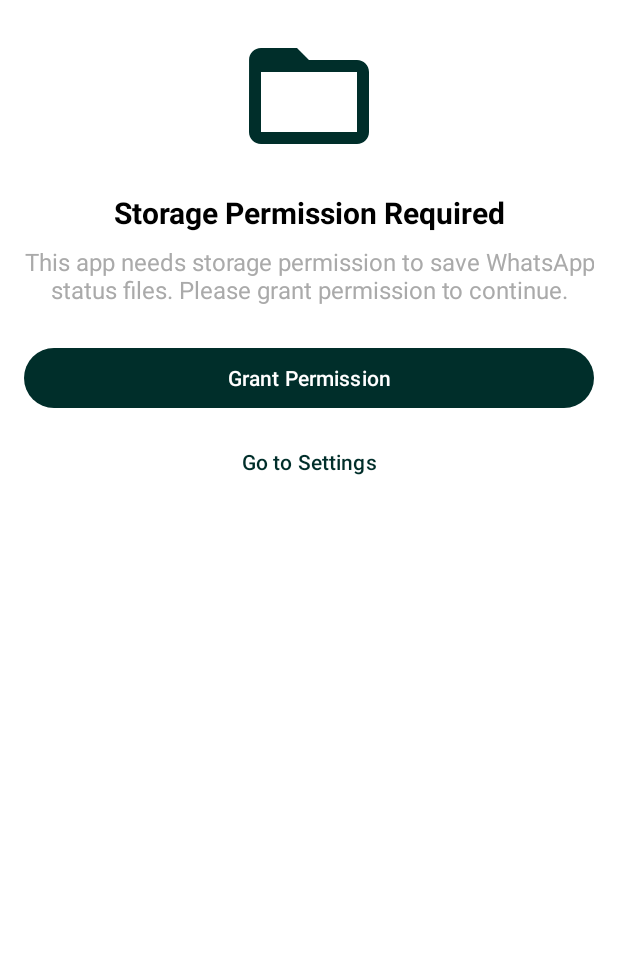
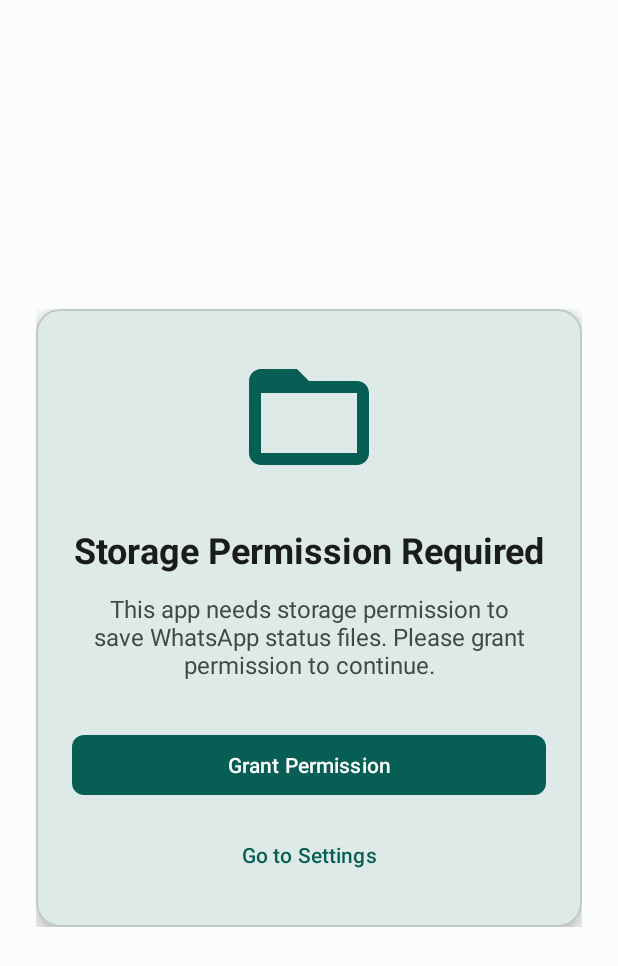
Before and after one commit to NKG-S/Save-Status, an Android app: the screen it shows after launch (MainActivity), on a phone screen of 412 x 824 dp. Shown: the top 966 px of the screen. Run offline under Robolectric (Android 15) with nearby library versions, the phone set to English and light mode, and no system bars; our stand-ins replace navigation-ui; pictures from the network do not load; 1 statement that could not run was skipped.

Commit message:
update some uis

```diff
--- a/app/src/main/res/color/bottom_nav_item_color.xml
+++ b/app/src/main/res/color/bottom_nav_item_color.xml
@@ -1,7 +1,7 @@
 <?xml version="1.0" encoding="utf-8"?>
 <selector xmlns:android="http://schemas.android.com/apk/res/android">
-    <!-- Selected state: uses primary color -->
     <item android:state_checked="true" android:color="?attr/colorPrimary" />
-    <!-- Default state: uses a muted color -->
     <item android:color="?attr/colorOnSurfaceVariant" />
-</selector>
+    <item android:color="@color/bottom_nav_selected" android:state_checked="true"/>
+    <item android:color="@color/bottom_nav_unselected" android:state_checked="false"/>
+    </selector>
--- a/app/src/main/res/drawable/ic_status.xml
+++ b/app/src/main/res/drawable/ic_status.xml
@@ -1,9 +1,5 @@
-<vector xmlns:android="http://schemas.android.com/apk/res/android"
-    android:width="192dp"
-    android:height="192dp"
-    android:viewportWidth="24"
-    android:viewportHeight="24">
-  <path
-      android:fillColor="#FF000000"
-      android:pathData="M12,2.1L1,12L4,12L4,21L11,21L11,15L13,15L13,21L20,21L20,12L23,12L12,2.1zM12,4.791L18,10.191L18,11L18,19L15,19L15,13L9,13L9,19L6,19L6,10.191L12,4.791z"/>
+<vector xmlns:android="http://schemas.android.com/apk/res/android" android:height="48dp" android:viewportHeight="1000" android:viewportWidth="1000" android:width="48dp">
+
+    <path android:fillColor="#000000" android:pathData="M910,423L910,246q0,-42 -21,-78t-57,-57 -78,-21L246,90q-42,0 -78,21t-57,57 -21,78v508q0,42 21,78t57,57 78,21h508q42,0 78,-21t57,-57 21,-78L910,584L793,584v92q0,32 -16,58.5T734.5,777 676,793L324,793q-32,0 -58.5,-16T223,734.5 207,676L207,324q0,-32 16,-58.5t42.5,-42.5 58.5,-16h352q32,0 58.5,16t42.5,42.5 16,58.5v99h117zM419,332q-25,-12 -47,-7.5T337,347t-13,46v214q0,28 13,46t35,22.5 47,-7.5l279,-125q26,-12 35,-27.5t0,-31 -35,-27.5z"/>
+
 </vector>
--- a/app/src/main/res/layout/activity_main.xml
+++ b/app/src/main/res/layout/activity_main.xml
@@ -7,26 +7,9 @@
     android:layout_width="match_parent"
     android:layout_height="match_parent"
     android:fitsSystemWindows="true"
+    android:background="@color/md_theme_background"
     tools:context=".MainActivity">
 
-    <!-- This FrameLayout will hold the permission UI when needed -->
-    <FrameLayout
-        android:id="@+id/permission_overlay"
-        style="@style/Widget.App.BottomNavigationView"
-        android:layout_width="0dp"
-        android:layout_height="0dp"
-        android:visibility="gone"
-        app:layout_constraintBottom_toBottomOf="parent"
-        app:layout_constraintEnd_toEndOf="parent"
-        app:layout_constraintStart_toStartOf="parent"
-        app:layout_constraintTop_toTopOf="parent"
-        tools:visibility="visible">
-        <include layout="@layout/layout_permission_required" />
-
-
-    </FrameLayout>
-
-    <!-- FragmentContainerView to host the different fragments -->
     <androidx.fragment.app.FragmentContainerView
         android:id="@+id/nav_host_fragment_activity_main"
         android:name="androidx.navigation.fragment.NavHostFragment"
@@ -39,19 +22,47 @@
         app:defaultNavHost="true"
         app:navGraph="@navigation/mobile_navigation" />
 
-    <!-- Bottom Navigation Bar -->
     <com.google.android.material.bottomnavigation.BottomNavigationView
         android:id="@+id/nav_view"
         android:layout_width="0dp"
         android:layout_height="wrap_content"
-        android:background="@android:color/transparent"
         android:layout_marginStart="0dp"
         android:layout_marginEnd="0dp"
+        android:background="@color/md_theme_surface"
+        app:elevation="8dp"
         app:labelVisibilityMode="labeled"
         app:layout_constraintBottom_toBottomOf="parent"
         app:layout_constraintLeft_toLeftOf="parent"
         app:layout_constraintRight_toRightOf="parent"
         app:menu="@menu/bottom_nav_menu"
-        style="@style/Widget.App.BottomNavigationView"/>
+        app:itemIconTint="@color/bottom_nav_item_color"
+        app:itemTextColor="@color/bottom_nav_item_color"
+        app:itemActiveIndicatorStyle="@style/Widget.Material3.BottomNavigationView.ActiveIndicator"
+        />
+
+    <androidx.constraintlayout.motion.widget.MotionLayout
+        android:id="@+id/permission_overlay"
+        android:layout_width="0dp"
+        android:layout_height="0dp"
+        android:background="@android:color/transparent"
+        android:visibility="gone"
+        app:layout_constraintBottom_toBottomOf="parent"
+        app:layout_constraintEnd_toEndOf="parent"
+        app:layout_constraintStart_toStartOf="parent"
+        app:layout_constraintTop_toTopOf="parent"
+        tools:visibility="visible"
+        app:layoutDescription="@xml/activity_main_scene">
+
+            <include
+            android:id="@+id/included_permission_layout"
+            layout="@layout/layout_permission_required"
+            android:layout_width="match_parent"
+            android:layout_height="wrap_content"
+            app:layout_constraintBottom_toBottomOf="parent"
+            app:layout_constraintEnd_toEndOf="parent"
+            app:layout_constraintStart_toStartOf="parent"
+            app:layout_constraintTop_toTopOf="parent"
+            />
+    </androidx.constraintlayout.motion.widget.MotionLayout>
 
 </androidx.constraintlayout.widget.ConstraintLayout>
--- a/app/src/main/res/layout/layout_permission_required.xml
+++ b/app/src/main/res/layout/layout_permission_required.xml
@@ -6,10 +6,9 @@
     tools:ignore="UseAppTint"
     android:layout_width="match_parent"
     android:layout_height="match_parent"
-    android:background="@android:color/white"
-    android:padding="16dp">
+    android:background="@color/md_theme_background"
+    android:padding="24dp">
 
-    <!-- Chain style to center all content vertically -->
     <androidx.constraintlayout.widget.Guideline
         android:id="@+id/centerGuideline"
         android:layout_width="wrap_content"
@@ -17,28 +16,47 @@
         android:orientation="horizontal"
         app:layout_constraintGuide_percent="0.50" />
 
+        <com.google.android.material.card.MaterialCardView
+            android:id="@+id/permission_card"
+            android:layout_width="match_parent"
+            android:layout_height="wrap_content"
+            app:cardCornerRadius="16dp"
+            app:cardElevation="8dp"
+            app:cardBackgroundColor="@color/md_theme_surface"
+            app:layout_constraintTop_toTopOf="parent"
+            app:layout_constraintBottom_toBottomOf="parent"
+            app:layout_constraintStart_toStartOf="parent"
+            app:layout_constraintEnd_toEndOf="parent"
+            app:layout_constraintVertical_bias="0.45"
+            android:padding="24dp">
+
+            <androidx.constraintlayout.widget.ConstraintLayout
+            android:layout_width="match_parent"
+            android:layout_height="wrap_content"
+            android:padding="24dp">
+
                 <ImageView
                 android:id="@+id/icon_permission"
                 android:layout_width="96dp"
                 android:layout_height="96dp"
                 android:src="@drawable/ic_folder_open_outlined"
-        android:tint="?attr/colorPrimary"
+                android:tint="@color/md_theme_primary"
                 android:contentDescription="@string/cd_permission_icon"
                 app:layout_constraintTop_toTopOf="parent"
-        app:layout_constraintBottom_toTopOf="@+id/text_permission_title"
                 app:layout_constraintStart_toStartOf="parent"
                 app:layout_constraintEnd_toEndOf="parent"
-        app:layout_constraintVertical_chainStyle="packed"/>
+                app:layout_constraintVertical_chainStyle="packed"
+                app:layout_constraintBottom_toTopOf="@+id/text_permission_title"/>
 
                 <com.google.android.material.textview.MaterialTextView
                     android:id="@+id/text_permission_title"
                     android:layout_width="0dp"
                     android:layout_height="wrap_content"
-        android:layout_marginTop="16dp"
+                    android:layout_marginTop="24dp"
                     android:text="@string/permission_required_title"
-        android:textSize="20sp"
+                    android:textSize="24sp"
                     android:textStyle="bold"
-        android:textColor="@android:color/black"
+                    android:textColor="@color/md_theme_onSurface"
                     android:gravity="center"
                     app:layout_constraintTop_toBottomOf="@id/icon_permission"
                     app:layout_constraintStart_toStartOf="parent"
@@ -48,10 +66,10 @@
                     android:id="@+id/text_permission_message"
                     android:layout_width="0dp"
                     android:layout_height="wrap_content"
-        android:layout_marginTop="8dp"
+                    android:layout_marginTop="12dp"
                     android:text="@string/permission_required_message"
                     android:textSize="16sp"
-        android:textColor="@android:color/darker_gray"
+                    android:textColor="@color/md_theme_onSurfaceVariant"
                     android:gravity="center"
                     app:layout_constraintTop_toBottomOf="@id/text_permission_title"
                     app:layout_constraintStart_toStartOf="parent"
@@ -61,8 +79,11 @@
                     android:id="@+id/btn_grant_permission"
                     android:layout_width="0dp"
                     android:layout_height="wrap_content"
-        android:layout_marginTop="24dp"
+                    android:layout_marginTop="32dp"
                     android:text="@string/permission_grant_button"
+                    app:backgroundTint="@color/md_theme_primary"
+                    android:textColor="@color/md_theme_onPrimary"
+                    app:cornerRadius="8dp"
                     app:layout_constraintTop_toBottomOf="@id/text_permission_message"
                     app:layout_constraintStart_toStartOf="parent"
                     app:layout_constraintEnd_toEndOf="parent" />
@@ -72,11 +93,15 @@
                     style="@style/Widget.Material3.Button.TextButton"
                     android:layout_width="0dp"
                     android:layout_height="wrap_content"
-        android:layout_marginTop="8dp"
+                    android:layout_marginTop="12dp"
                     android:text="@string/permission_go_to_settings_button"
-        android:textColor="?attr/colorPrimary"
+                    android:textColor="@color/md_theme_primary"
                     app:layout_constraintTop_toBottomOf="@id/btn_grant_permission"
                     app:layout_constraintStart_toStartOf="parent"
                     app:layout_constraintEnd_toEndOf="parent" />
 
             </androidx.constraintlayout.widget.ConstraintLayout>
+
+        </com.google.android.material.card.MaterialCardView>
+
+</androidx.constraintlayout.widget.ConstraintLayout>
--- a/app/src/main/res/values/colors.xml
+++ b/app/src/main/res/values/colors.xml
@@ -1,7 +1,7 @@
 <?xml version="1.0" encoding="utf-8"?>
 <resources>
     <!-- Material Design 3 Palette Colors (Light Theme) -->
-    <color name="md_theme_primary">#002E2A</color>
+    <color name="md_theme_primary">#075E54</color>
     <color name="background">#FFFFFF</color>
     <color name="md_theme_onPrimary">#FFFFFF</color>
     <color name="md_theme_primaryContainer">#337669</color>
@@ -27,6 +27,7 @@
     <color name="md_theme_surfaceContainerHighest">#E3E3E3</color>
     <color name="md_theme_outline">#6F7977</color>
     <color name="md_theme_outlineVariant">#BFC9C6</color>
+
 
     <!-- Core Theme Colors for Background and Text -->
     <color name="md_theme_background">#FBFDFB</color> <!-- Light background -->
--- /dev/null
+++ b/app/src/main/res/xml/activity_main_scene.xml
@@ -0,0 +1,16 @@
+<?xml version="1.0" encoding="utf-8"?>
+<MotionScene xmlns:android="http://schemas.android.com/apk/res/android"
+    xmlns:app="http://schemas.android.com/apk/res-auto">
+
+    <ConstraintSet android:id="@+id/start">
+        <Constraint android:id="@+id/included_permission_layout" />
+    </ConstraintSet>
+
+    <ConstraintSet android:id="@+id/end">
+        <Constraint android:id="@id/included_permission_layout" />
+    </ConstraintSet>
+
+    <Transition
+        app:constraintSetEnd="@id/end"
+        app:constraintSetStart="@+id/start" />
+</MotionScene>
```
Lines whose indentation alone changed are shown as unchanged.
